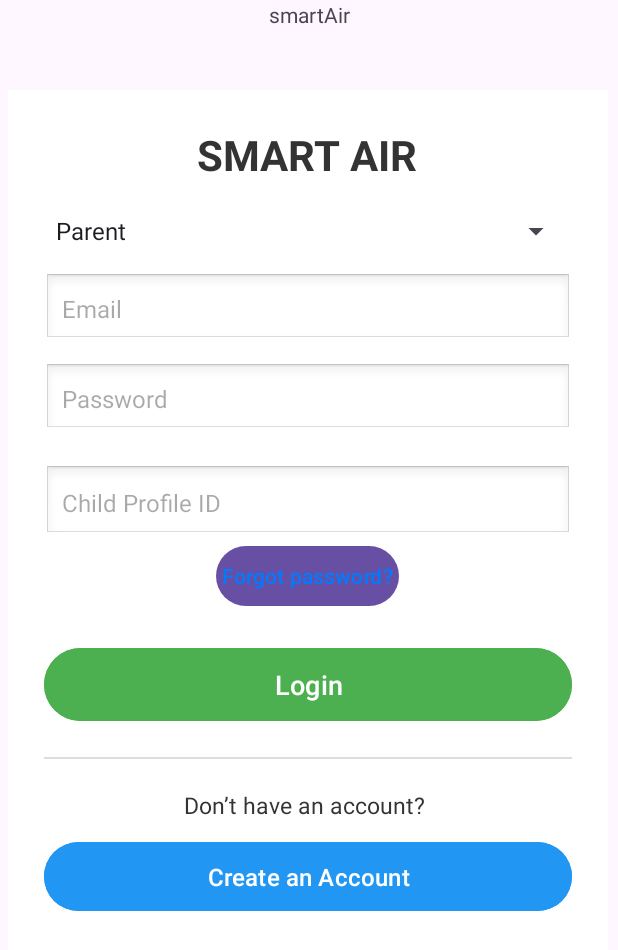
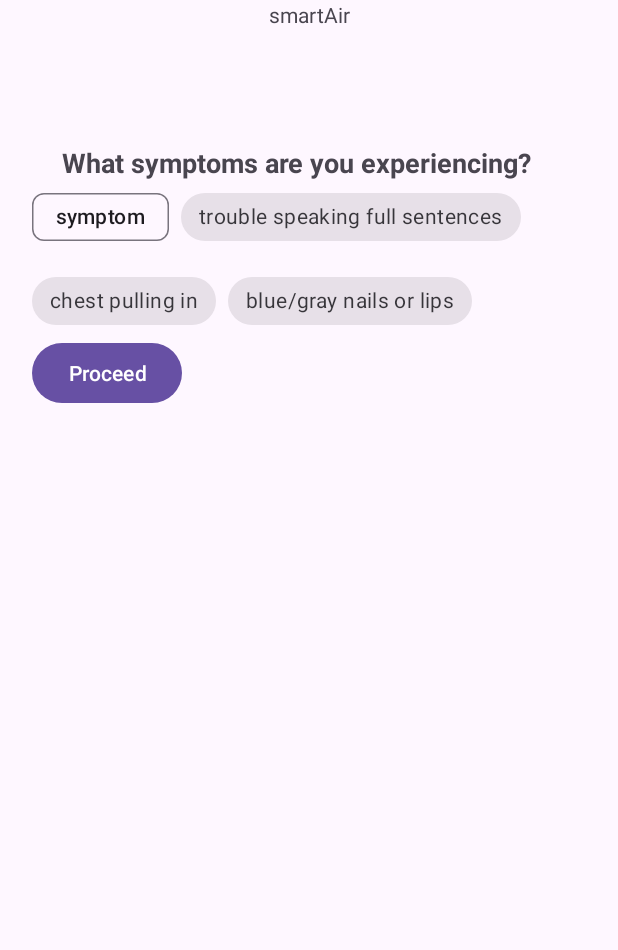
Before and after one commit to thulasie/B07-Project, an Android app: the screen it shows after launch (MainActivity), on a phone screen of 412 x 824 dp. Shown: the top 950 px of the screen. Run offline under Robolectric (Android 15) with nearby library versions, the phone set to English and light mode, and no system bars; our stand-ins replace Firebase (no records; nobody signed in at launch, a user with empty details on screens opened directly).

Commit message:
feat: added triage fragments and layouts

```diff
--- a/Starter Application/app/src/main/java/com/example/smartAir/MainActivity.java
+++ b/Starter Application/app/src/main/java/com/example/smartAir/MainActivity.java
@@ -9,6 +9,8 @@ import androidx.fragment.app.FragmentTransaction;
 
 import com.example.smartAir.data.EmailProfileCallback;
 import com.example.smartAir.data.UserProfile;
+import com.example.smartAir.triage.TriageController;
+import com.example.smartAir.triage.TriageFragment;
 import com.example.smartAir.ui.router.RoleRouterFragment;
 import com.google.android.gms.tasks.OnCompleteListener;
 import com.google.android.gms.tasks.Task;
@@ -35,7 +37,7 @@ public class MainActivity extends AppCompatActivity {
             }
         });*/
 
-        loadFragment(new RoleRouterFragment());
+        loadFragment(new TriageFragment());
     }
 
     private void loadFragment(Fragment fragment) {
--- /dev/null
+++ b/Starter Application/app/src/main/java/com/example/smartAir/domain/Symptom.java
@@ -0,0 +1,18 @@
+package com.example.smartAir.domain;
+
+public enum Symptom {
+    SPEECH_IMPEDED, RETRACTIONS, CYANOSIS;
+
+    public String toSimpleString() {
+        switch (this) {
+            case SPEECH_IMPEDED:
+                return "trouble speaking full sentences";
+            case RETRACTIONS:
+                return "chest pulling in";
+            case CYANOSIS:
+                return "blue/gray nails or lips";
+            default:
+                return this.name();
+        }
+    }
+}
--- /dev/null
+++ b/Starter Application/app/src/main/java/com/example/smartAir/triage/SymptomScreen.java
@@ -0,0 +1,55 @@
+package com.example.smartAir.triage;
+
+import android.os.Bundle;
+import android.view.View;
+import android.widget.Button;
+
+import androidx.annotation.NonNull;
+import androidx.fragment.app.Fragment;
+
+import com.example.smartAir.R;
+import com.example.smartAir.domain.Symptom;
+import com.google.android.material.chip.Chip;
+import com.google.android.material.chip.ChipGroup;
+
+public class SymptomScreen extends Fragment {
+
+    private TriageController triageController;
+
+    public SymptomScreen () {
+        super(R.layout.triage_fragment_symptoms);
+    }
+
+    public SymptomScreen (TriageController t) {
+        this();
+        this.triageController = t;
+    }
+
+    @Override
+    public void onViewCreated(@NonNull View view, Bundle savedInstanceState) {
+        ChipGroup symptom_box = view.findViewById(R.id.triage_symptoms);
+
+        for (Symptom symptom : Symptom.values()) {
+            Chip a = (Chip) getLayoutInflater().inflate(R.layout.triage_symptom_chip, null, false);
+
+            a.setText(symptom.toSimpleString());
+
+            a.setOnCheckedChangeListener((button, newState) -> {
+
+                if (triageController != null) {
+                    triageController.toggleSymptom(newState, symptom);
+                }
+
+                a.setChecked(newState);
+            });
+
+            symptom_box.addView(a);
+        }
+
+        Button b = (Button) view.findViewById(R.id.triage_symptoms_button);
+
+        b.setOnClickListener((ignored) -> {
+            triageController.submitSymptoms();
+        });
+    }
+}
--- /dev/null
+++ b/Starter Application/app/src/main/java/com/example/smartAir/triage/TriageController.java
@@ -0,0 +1,65 @@
+package com.example.smartAir.triage;
+
+import androidx.annotation.Nullable;
+
+import com.example.smartAir.domain.Symptom;
+
+public class TriageController {
+    enum TriageState {
+        ENTRY_SCREEN, SYMPTOM_SCREEN, RECENT_HISTORY, DECISION_CARD, PARENT_ALERTED, DOWNTIME
+    }
+
+    TriageController (TriageFragmentSwitcher s) {
+        this.model = new TriageModel();
+        this.d = s;
+    }
+
+    interface TriageFragmentSwitcher {
+        void startRecentHistory();
+    }
+
+    public interface TriageEscalationController {
+        void triageSessionStarted();
+
+        void triageAutoEscalation();
+
+        void triageManualEscalation();
+    }
+
+    private final TriageModel model;
+    private TriageState s;
+    private final TriageFragmentSwitcher d;
+
+    // Symptoms
+
+    void toggleSymptom(boolean b, Symptom s) {
+        model.toggleSymptom(b, s);
+    }
+
+    void submitSymptoms() {
+        d.startRecentHistory();
+        s = TriageState.RECENT_HISTORY;
+    }
+
+    // Recent history
+
+    void setPEF(@Nullable Float f) {
+        model.setPEF(f);
+    }
+
+    void setRescueCount(int c) {
+        model.setRescueCount(c);
+    }
+
+    void submitRecentHistory() {
+
+    }
+
+    public void startTriage() {
+        // Start the timer
+
+        // Alert the parent
+
+        // Set up
+    }
+}
--- /dev/null
+++ b/Starter Application/app/src/main/java/com/example/smartAir/triage/TriageFragment.java
@@ -0,0 +1,36 @@
+package com.example.smartAir.triage;
+
+import android.os.Bundle;
+import android.view.View;
+
+import androidx.annotation.NonNull;
+import androidx.fragment.app.Fragment;
+import androidx.fragment.app.FragmentTransaction;
+
+import com.example.smartAir.R;
+
+public class TriageFragment extends Fragment implements TriageController.TriageFragmentSwitcher{
+
+    TriageController controller = new TriageController(this);
+
+    public TriageFragment() {
+        super(R.layout.triage_fragment);
+    }
+
+    @Override
+    public void onViewCreated(@NonNull View view, Bundle savedInstanceState) {
+        loadFragment(new SymptomScreen(controller));
+    }
+
+    public void loadFragment(Fragment fragment) {
+        FragmentTransaction transaction = getChildFragmentManager().beginTransaction();
+        transaction.replace(R.id.triage_fragment_container, fragment);
+        transaction.addToBackStack(null);
+        transaction.commit();
+    }
+
+    @Override
+    public void startRecentHistory() {
+        loadFragment(new RecentHistoryEntry(controller));
+    }
+}
--- /dev/null
+++ b/Starter Application/app/src/main/java/com/example/smartAir/triage/TriageModel.java
@@ -0,0 +1,55 @@
+package com.example.smartAir.triage;
+
+import androidx.annotation.Nullable;
+
+import com.example.smartAir.domain.Symptom;
+
+import java.util.Date;
+import java.util.HashSet;
+import java.util.Set;
+
+public class TriageModel {
+
+    TriageModel() {
+        symptomSet = new HashSet<Symptom>();
+    }
+
+    public void setPEF(@Nullable Float f) {
+        currentPEF = f;
+    }
+
+    public void setRescueCount(Integer c) {
+        rescueCount = c;
+    }
+
+    public enum TriageDecision {
+        NONE, CALL_EMERGENCY_NOW, START_HOME_STEPS
+    }
+
+    private Set<Symptom> symptomSet;
+    private int rescueCount = 0;
+    @Nullable
+    private Float currentPEF; // because it is optional we use the class instead
+    private Date started;
+    private TriageDecision decision = TriageDecision.NONE;
+
+    public void startTriageSession() {
+
+    }
+
+    public void escalate() {
+
+    }
+
+    public void setDecision (TriageDecision d) {
+        this.decision = d;
+    }
+
+    public void toggleSymptom(boolean b, Symptom s) {
+        if (b) {
+            symptomSet.add(s);
+        } else {
+            symptomSet.remove(s);
+        }
+    }
+}
--- /dev/null
+++ b/Starter Application/app/src/main/res/layout/triage_fragment.xml
@@ -0,0 +1,15 @@
+<?xml version="1.0" encoding="utf-8"?>
+<androidx.constraintlayout.widget.ConstraintLayout xmlns:android="http://schemas.android.com/apk/res/android"
+    xmlns:app="http://schemas.android.com/apk/res-auto"
+    xmlns:tools="http://schemas.android.com/tools"
+    android:id="@+id/triage_layout"
+    android:layout_width="match_parent"
+    android:layout_height="match_parent"
+    android:padding="16dp">
+
+    <androidx.fragment.app.FragmentContainerView
+        android:layout_height="match_parent"
+        android:layout_width="match_parent"
+        android:id="@+id/triage_fragment_container"/>
+
+</androidx.constraintlayout.widget.ConstraintLayout>
--- /dev/null
+++ b/Starter Application/app/src/main/res/layout/triage_fragment_symptoms.xml
@@ -0,0 +1,51 @@
+<?xml version="1.0" encoding="utf-8"?>
+<androidx.constraintlayout.widget.ConstraintLayout xmlns:android="http://schemas.android.com/apk/res/android"
+    xmlns:tools="http://schemas.android.com/tools"
+    android:layout_width="match_parent"
+    android:layout_height="match_parent"
+    android:id="@+id/fragment_triage_symptom_screen_layout"
+    xmlns:app="http://schemas.android.com/apk/res-auto">
+
+    <TextView
+        android:id="@+id/triage_symptoms_label"
+        android:layout_width="0dp"
+        android:layout_height="wrap_content"
+        android:layout_marginTop="20dp"
+        android:layout_marginHorizontal="20dp"
+        android:text="What symptoms are you experiencing?"
+        android:textSize="18sp"
+        android:textStyle="bold"
+        app:layout_constraintEnd_toEndOf="parent"
+        app:layout_constraintHorizontal_bias="0.0"
+        app:layout_constraintStart_toStartOf="parent"
+        app:layout_constraintTop_toTopOf="parent" />
+
+    <com.google.android.material.chip.ChipGroup
+        android:id="@+id/triage_symptoms"
+        android:layout_width="match_parent"
+        android:layout_height="wrap_content"
+        app:layout_constraintStart_toStartOf="parent"
+        app:layout_constraintEnd_toEndOf="parent"
+        app:layout_constraintTop_toBottomOf="@+id/triage_symptoms_label"
+
+        tools:layout_editor_absoluteX="0dp"
+        tools:layout_editor_absoluteY="79dp">
+
+        <com.google.android.material.chip.Chip
+            android:layout_width="wrap_content"
+            android:layout_height="wrap_content"
+            android:text="symptom" />
+    </com.google.android.material.chip.ChipGroup>
+
+    <Button
+        android:id="@+id/triage_symptoms_button"
+        android:layout_width="wrap_content"
+        android:layout_height="wrap_content"
+        android:text="Proceed"
+        app:layout_constraintTop_toBottomOf="@id/triage_symptoms"
+        app:layout_constraintStart_toStartOf="parent"
+        tools:layout_editor_absoluteX="160dp"
+        tools:layout_editor_absoluteY="200dp" />
+
+
+</androidx.constraintlayout.widget.ConstraintLayout>
--- /dev/null
+++ b/Starter Application/app/src/main/res/layout/triage_symptom_chip.xml
@@ -0,0 +1,7 @@
+<?xml version="1.0" encoding="utf-8"?>
+<com.google.android.material.chip.Chip android:layout_width="wrap_content"
+    android:layout_height="wrap_content"
+    xmlns:android="http://schemas.android.com/apk/res/android"
+    style="@style/Widget.MaterialComponents.Chip.Choice">
+
+</com.google.android.material.chip.Chip>
```
Also changed, not shown: Starter Application/app/src/main/java/com/example/smartAir/triage/RecentHistoryEntry.java (added, +84 -0 lines), Starter Application/app/src/main/res/layout/triage_fragment_recent_history.xml (added, +70 -0 lines).
